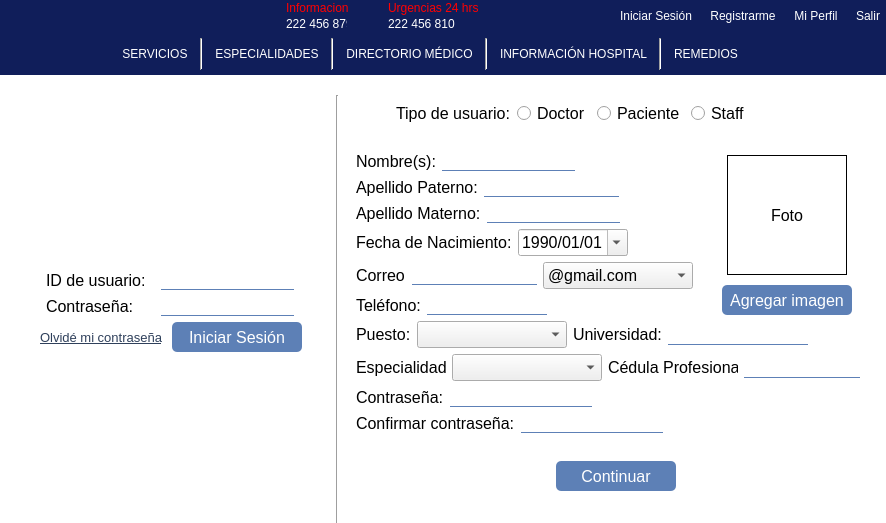
Qt form mainwindow.ui (Laloses/Hospital) before a commit.
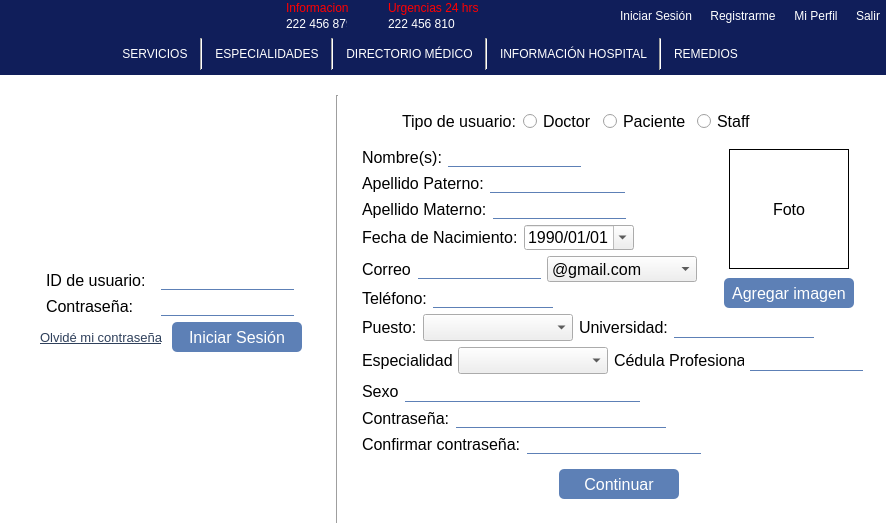
The same form after that commit. The open tabs and pages were chosen to show the change. Icons and pictures are not drawn.

What changed in the file:
```diff
--- a/mainwindow.ui
+++ b/mainwindow.ui
@@ -886,11 +886,8 @@
            </layout>
           </widget>
           <widget class="QWidget" name="page_registro">
-           <layout class="QGridLayout" name="gridLayout_38">
-            <property name="topMargin">
-             <number>9</number>
-            </property>
-            <item row="0" column="0">
+           <layout class="QGridLayout" name="gridLayout_59">
+            <item row="0" column="0" rowspan="2" colspan="2">
              <spacer name="horizontalSpacer_102">
               <property name="orientation">
                <enum>Qt::Horizontal</enum>
@@ -903,9 +900,20 @@
               </property>
              </spacer>
             </item>
-            <item row="0" column="1">
-             <layout class="QVBoxLayout" name="verticalLayout_31">
-              <item>
+            <item row="0" column="2" rowspan="2">
+             <spacer name="horizontalSpacer_103">
+              <property name="orientation">
+               <enum>Qt::Horizontal</enum>
+              </property>
+              <property name="sizeHint" stdset="0">
+               <size>
+                <width>40</width>
+                <height>20</height>
+               </size>
+              </property>
+             </spacer>
+            </item>
+            <item row="1" column="1">
                <layout class="QHBoxLayout" name="horizontalLayout_76">
                 <item>
                  <layout class="QHBoxLayout" name="horizontalLayout_5">
@@ -1015,7 +1023,7 @@
                 </item>
                </layout>
               </item>
-              <item>
+            <item row="2" column="1">
                <spacer name="verticalSpacer_25">
                 <property name="orientation">
                  <enum>Qt::Vertical</enum>
@@ -1025,13 +1033,13 @@
                 </property>
                 <property name="sizeHint" stdset="0">
                  <size>
-                  <width>20</width>
-                  <height>10</height>
+                <width>506</width>
+                <height>13</height>
                  </size>
                 </property>
                </spacer>
               </item>
-              <item>
+            <item row="3" column="1">
                <layout class="QHBoxLayout" name="horizontalLayout_70">
                 <item>
                  <layout class="QVBoxLayout" name="verticalLayout_30">
@@ -1449,7 +1457,7 @@
                 </item>
                </layout>
               </item>
-              <item>
+            <item row="4" column="1">
                <layout class="QHBoxLayout" name="horizontalLayout_73">
                 <item>
                  <layout class="QHBoxLayout" name="horizontalLayout_17">
@@ -1529,7 +1537,7 @@
                 </item>
                </layout>
               </item>
-              <item>
+            <item row="5" column="1">
                <layout class="QHBoxLayout" name="horizontalLayout_74">
                 <item>
                  <layout class="QHBoxLayout" name="horizontalLayout_15">
@@ -1609,9 +1617,34 @@
                 </item>
                </layout>
               </item>
-              <item>
+            <item row="6" column="1">
                <layout class="QHBoxLayout" name="horizontalLayout_75">
                 <item>
+               <widget class="QLabel" name="label_36">
+                <property name="text">
+                 <string>Sexo</string>
+                </property>
+               </widget>
+              </item>
+              <item>
+               <widget class="QLineEdit" name="le_sexo"/>
+              </item>
+              <item>
+               <spacer name="horizontalSpacer_110">
+                <property name="orientation">
+                 <enum>Qt::Horizontal</enum>
+                </property>
+                <property name="sizeHint" stdset="0">
+                 <size>
+                  <width>40</width>
+                  <height>20</height>
+                 </size>
+                </property>
+               </spacer>
+              </item>
+             </layout>
+            </item>
+            <item row="7" column="1">
                  <layout class="QVBoxLayout" name="verticalLayout_29">
                   <item>
                    <layout class="QHBoxLayout" name="horizontalLayout_12">
@@ -1690,10 +1723,6 @@
                       </property>
                      </widget>
                     </item>
-                   </layout>
-                  </item>
-                 </layout>
-                </item>
                 <item>
                  <spacer name="horizontalSpacer_21">
                   <property name="orientation">
@@ -1709,6 +1738,10 @@
                 </item>
                </layout>
               </item>
+             </layout>
+            </item>
+            <item row="8" column="1">
+             <layout class="QVBoxLayout" name="verticalLayout_31">
               <item>
                <spacer name="verticalSpacer_26">
                 <property name="orientation">
@@ -1719,8 +1752,8 @@
                 </property>
                 <property name="sizeHint" stdset="0">
                  <size>
-                  <width>20</width>
-                  <height>5</height>
+                  <width>158</width>
+                  <height>13</height>
                  </size>
                 </property>
                </spacer>
@@ -1779,26 +1812,13 @@
                 <property name="sizeHint" stdset="0">
                  <size>
                   <width>20</width>
-                  <height>10</height>
+                  <height>13</height>
                  </size>
                 </property>
                </spacer>
               </item>
              </layout>
             </item>
-            <item row="0" column="2">
-             <spacer name="horizontalSpacer_103">
-              <property name="orientation">
-               <enum>Qt::Horizontal</enum>
-              </property>
-              <property name="sizeHint" stdset="0">
-               <size>
-                <width>40</width>
-                <height>20</height>
-               </size>
-              </property>
-             </spacer>
-            </item>
            </layout>
           </widget>
           <widget class="QWidget" name="page_preguntas">
```
Left out of the diff: 16 changed lines with no effect on the pictures. Lines whose indentation alone changed are shown as unchanged.
